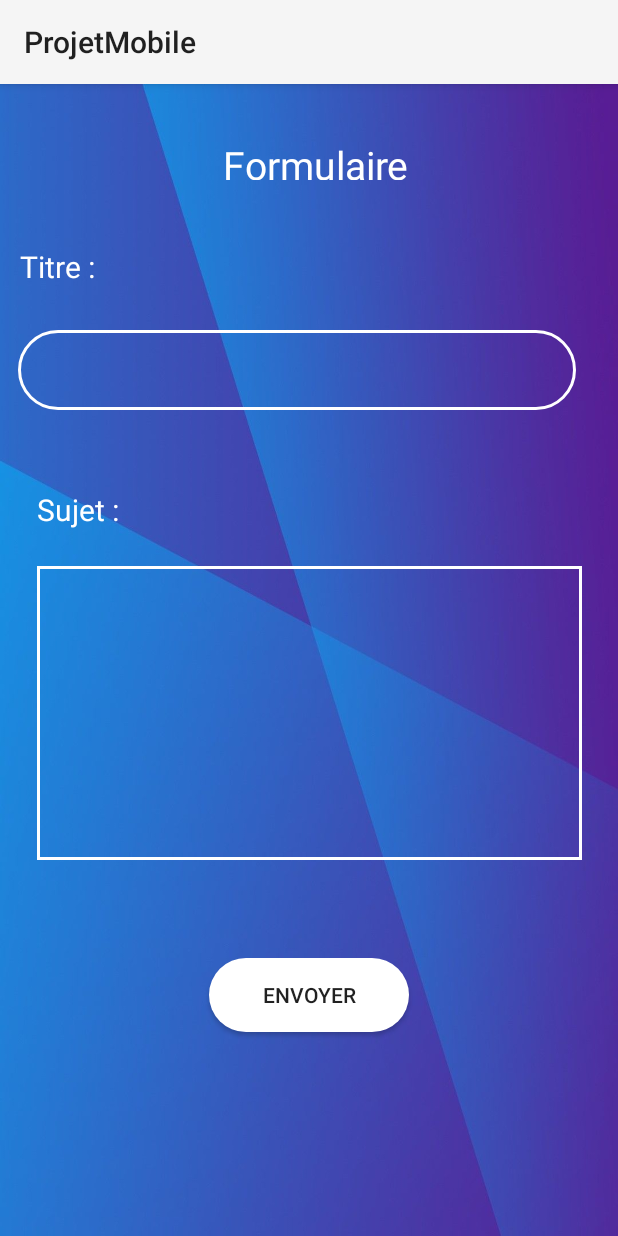
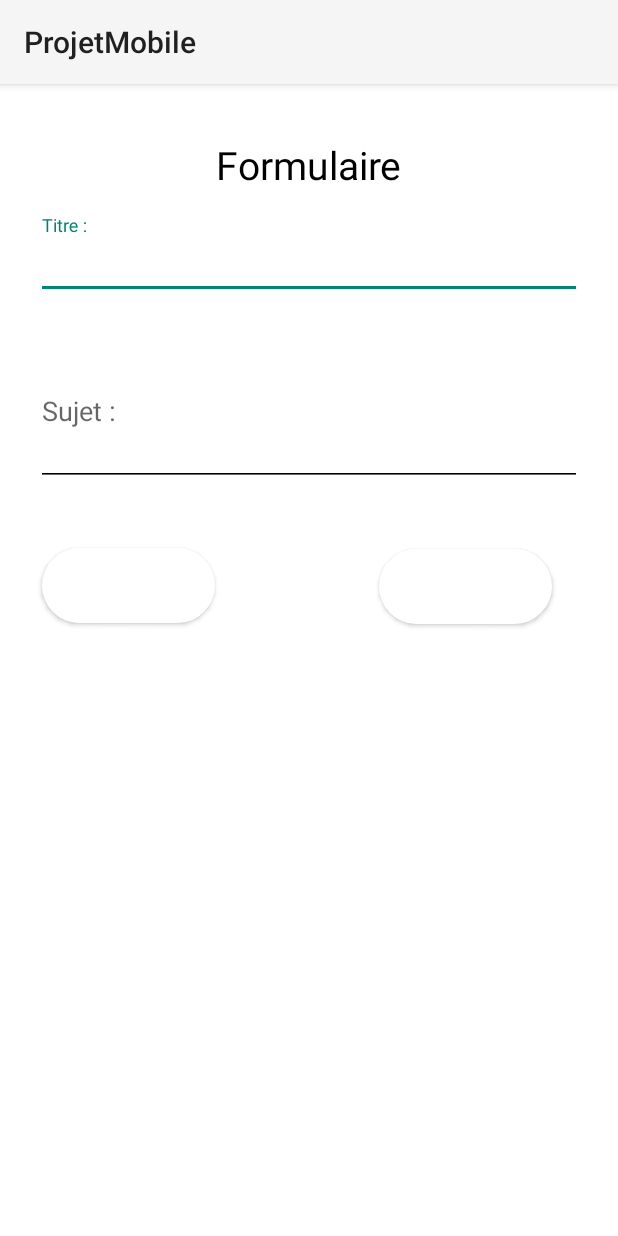
Before and after one commit to badr-sl/Projet-web-et-mobile-pour-La-gestion-des-Demandes, an Android app: the FormulairDemandeActivity screen opened directly, with no data from a screen before it, on a phone screen of 412 x 824 dp. Run offline under Robolectric (Android 15) with nearby library versions, the phone set to English and light mode, and no system bars; our stand-ins replace Volley.

Commit message:
modification dans laffichage et ajout des fonction

```diff
--- a/AndroidStudio/ProjetMobile/app/src/main/res/layout/activity_formulair_demande.xml
+++ b/AndroidStudio/ProjetMobile/app/src/main/res/layout/activity_formulair_demande.xml
@@ -4,84 +4,93 @@
     xmlns:tools="http://schemas.android.com/tools"
     android:layout_width="match_parent"
     android:layout_height="match_parent"
-    tools:context=".FormulairDemandeActivity"
-    android:background="@drawable/bb">
+    android:background="@color/design_default_color_on_primary"
+    tools:context=".FormulairDemandeActivity">
 
     <TextView
         android:id="@+id/textView5"
-        android:layout_width="156dp"
-        android:layout_height="28dp"
-        android:layout_marginStart="148dp"
+        android:layout_width="wrap_content"
+        android:layout_height="wrap_content"
+        android:layout_marginStart="24dp"
         android:layout_marginTop="36dp"
-        android:layout_marginEnd="107dp"
+        android:layout_marginEnd="24dp"
         android:text="@string/formulaire"
-        android:textColor="@color/white"
+        android:textColor="@color/black"
         android:textSize="26sp"
         app:layout_constraintEnd_toEndOf="parent"
-        app:layout_constraintHorizontal_bias="1.0"
+        app:layout_constraintHorizontal_bias="0.5"
         app:layout_constraintStart_toStartOf="parent"
-        app:layout_constraintTop_toTopOf="parent"
-        tools:ignore="MissingConstraints" />
+        app:layout_constraintTop_toTopOf="parent" />
 
-    <EditText
-        android:id="@+id/titreEditText"
-        android:layout_width="372dp"
-        android:layout_height="53dp"
-        android:layout_marginStart="12dp"
-        android:layout_marginTop="100dp"
-        android:background="@drawable/input_bg"
-        android:hint=" "
-        android:textColor="@color/white"
-        app:layout_constraintStart_toStartOf="parent"
-        app:layout_constraintTop_toBottomOf="@+id/textView5" />
-
-    <EditText
-        android:id="@+id/sujetEditText"
-        android:layout_width="363dp"
-        android:layout_height="196dp"
-        android:layout_marginTop="104dp"
-        android:background="@drawable/textinput"
-        android:hint=" "
+    <com.google.android.material.textfield.TextInputLayout
+        android:id="@+id/titreTextInputLayout"
+        android:layout_width="0dp"
+        android:layout_height="wrap_content"
+        android:layout_marginStart="24dp"
+        android:layout_marginTop="16dp"
+        android:layout_marginEnd="24dp"
         app:layout_constraintEnd_toEndOf="parent"
         app:layout_constraintStart_toStartOf="parent"
-        app:layout_constraintTop_toBottomOf="@+id/titreEditText"
-        android:autofillHints=" "
-        tools:ignore="TextFields" />
+        app:layout_constraintTop_toBottomOf="@+id/textView5">
+
+        <com.google.android.material.textfield.TextInputEditText
+            android:id="@+id/titreEditText"
+            android:layout_width="match_parent"
+            android:layout_height="wrap_content"
+            android:hint="@string/titre"
+            android:textColor="@color/white" />
+
+    </com.google.android.material.textfield.TextInputLayout>
+
+    <com.google.android.material.textfield.TextInputLayout
+        android:id="@+id/sujetTextInputLayout"
+        android:layout_width="0dp"
+        android:layout_height="wrap_content"
+        android:layout_marginStart="24dp"
+        android:layout_marginTop="16dp"
+        android:layout_marginEnd="24dp"
+        app:layout_constraintEnd_toEndOf="parent"
+        app:layout_constraintStart_toStartOf="parent"
+        app:layout_constraintTop_toBottomOf="@+id/titreTextInputLayout">
+
+        <com.google.android.material.textfield.TextInputEditText
+            android:id="@+id/sujetEditText"
+            android:layout_width="match_parent"
+            android:layout_height="98dp"
+            android:hint="@string/sujet"
+            android:textColor="@color/white"
+            android:backgroundTint="@color/black"/>
+
+    </com.google.android.material.textfield.TextInputLayout>
+
+    <Button
+        android:id="@+id/btnAnnuler"
+        android:layout_width="115dp"
+        android:layout_height="50dp"
+        android:layout_marginStart="44dp"
+        android:layout_marginTop="24dp"
+        android:layout_marginEnd="126dp"
+        android:layout_marginBottom="392dp"
+        android:background="@drawable/btn_bg"
+        android:text="Annuler"
+        android:textColor="@color/white"
+        app:layout_constraintBottom_toBottomOf="parent"
+        app:layout_constraintEnd_toStartOf="@+id/btnEnvoyerDemande"
+        app:layout_constraintStart_toStartOf="parent"
+        app:layout_constraintTop_toBottomOf="@+id/sujetTextInputLayout" />
 
     <Button
         android:id="@+id/btnEnvoyerDemande"
-        android:layout_width="133dp"
-        android:layout_height="49dp"
+        android:layout_width="115dp"
+        android:layout_height="50dp"
+        android:layout_marginTop="24dp"
+        android:layout_marginEnd="44dp"
+        android:layout_marginBottom="390dp"
         android:background="@drawable/btn_bg"
         android:text="Envoyer"
+        android:textColor="@color/white"
         app:layout_constraintBottom_toBottomOf="parent"
         app:layout_constraintEnd_toEndOf="parent"
-        app:layout_constraintStart_toStartOf="parent"
-        app:layout_constraintTop_toBottomOf="@+id/sujetEditText"
-        app:layout_constraintVertical_bias="0.323" />
-
-    <TextView
-        android:id="@+id/textView3"
-        android:layout_width="wrap_content"
-        android:layout_height="wrap_content"
-        android:layout_marginTop="44dp"
-        android:layout_marginEnd="348dp"
-        android:text="@string/titre"
-        android:textColor="@color/white"
-        android:textSize="20sp"
-        app:layout_constraintEnd_toEndOf="parent"
-        app:layout_constraintStart_toStartOf="@+id/titreEditText"
-        app:layout_constraintTop_toBottomOf="@+id/textView5" />
-
-    <TextView
-        android:id="@+id/textView4"
-        android:layout_width="wrap_content"
-        android:layout_height="wrap_content"
-        android:layout_marginBottom="24dp"
-        android:text="@string/sujet"
-        android:textColor="@color/white"
-        android:textSize="20sp"
-        app:layout_constraintBottom_toTopOf="@+id/sujetEditText"
-        app:layout_constraintStart_toStartOf="@+id/sujetEditText" />
+        app:layout_constraintTop_toBottomOf="@+id/sujetTextInputLayout" />
 
 </androidx.constraintlayout.widget.ConstraintLayout>
--- a/AndroidStudio/ProjetMobile/app/src/main/res/values/colors.xml
+++ b/AndroidStudio/ProjetMobile/app/src/main/res/values/colors.xml
@@ -5,4 +5,7 @@
     <color name="red">#C11515</color>
     <color name="primaryDarck">#3262C4</color>
     <color name="vert">#00FF00</color>
+    <color name="light_gray">#E0E0E0</color>
+    <color name="dark_gray">#A9A9A9</color>
+
 </resources>
```
Also changed, not shown: AndroidStudio/ProjetMobile/app/src/main/java/com/example/projetmobile/FormulairDemandeActivity.java (+24 -9 lines), AndroidStudio/ProjetMobile/app/src/main/res/layout/demand_admin_item.xml (+55 -25 lines), AndroidStudio/ProjetMobile/app/src/main/res/layout/demande_item.xml (+62 -47 lines).
